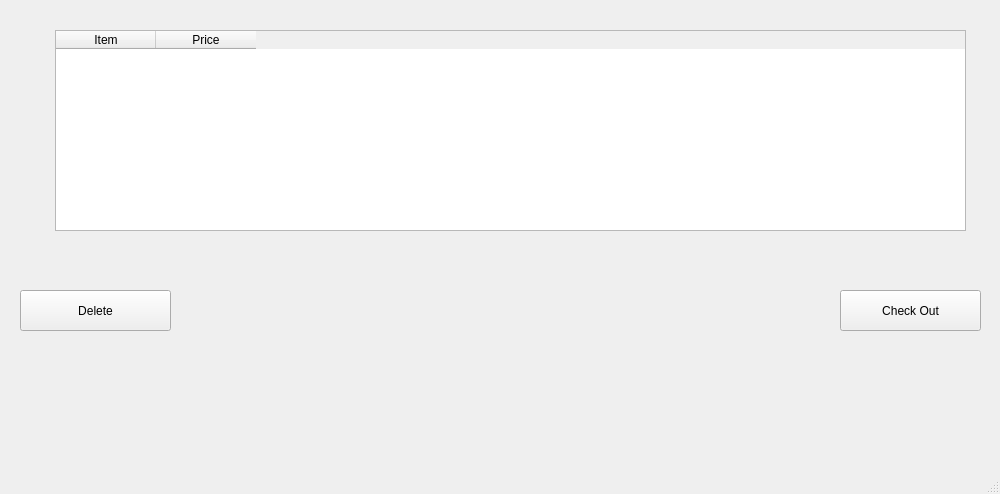
Old version of the form shoppingcart.ui in the repository coolbry95/ECE335-Project2.
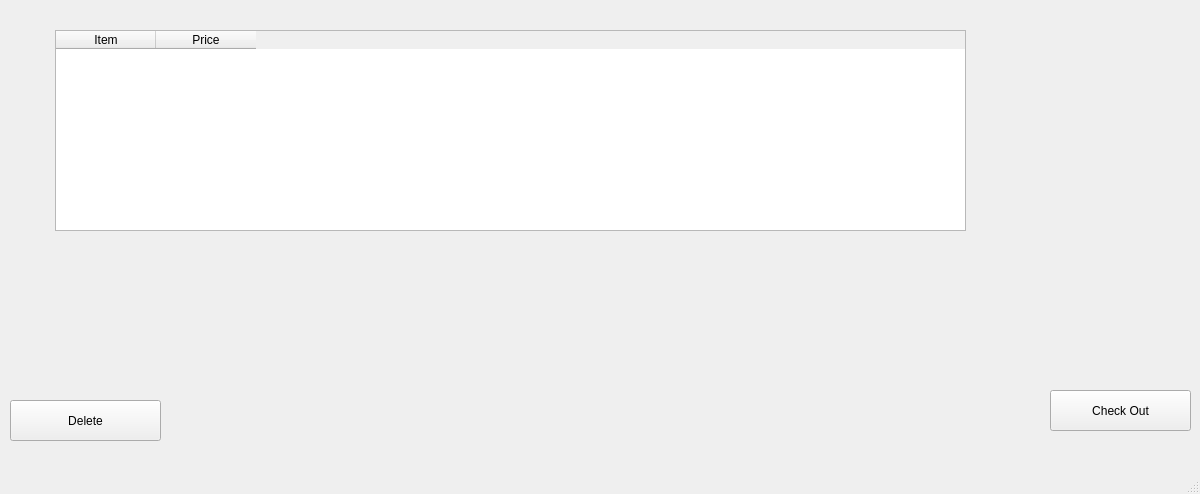
New version of the form.

Commit message: checkout button works

Patch:
```diff
--- a/shoppingcart.ui
+++ b/shoppingcart.ui
@@ -6,7 +6,7 @@
    <rect>
     <x>0</x>
     <y>0</y>
-    <width>1000</width>
+    <width>1200</width>
     <height>494</height>
    </rect>
   </property>
@@ -17,8 +17,8 @@
    <widget class="QPushButton" name="deleteButton">
     <property name="geometry">
      <rect>
-      <x>20</x>
-      <y>290</y>
+      <x>10</x>
+      <y>400</y>
       <width>151</width>
       <height>41</height>
      </rect>
@@ -30,8 +30,8 @@
    <widget class="QPushButton" name="checkoutButton">
     <property name="geometry">
      <rect>
-      <x>840</x>
-      <y>290</y>
+      <x>1050</x>
+      <y>390</y>
       <width>141</width>
       <height>41</height>
      </rect>
@@ -43,9 +43,9 @@
    <widget class="QLabel" name="label">
     <property name="geometry">
      <rect>
-      <x>310</x>
-      <y>260</y>
-      <width>161</width>
+      <x>180</x>
+      <y>380</y>
+      <width>841</width>
       <height>61</height>
      </rect>
     </property>
```
Left out of the diff: 4 changed lines with no effect on the pictures. The commit also changes 5 other files.
